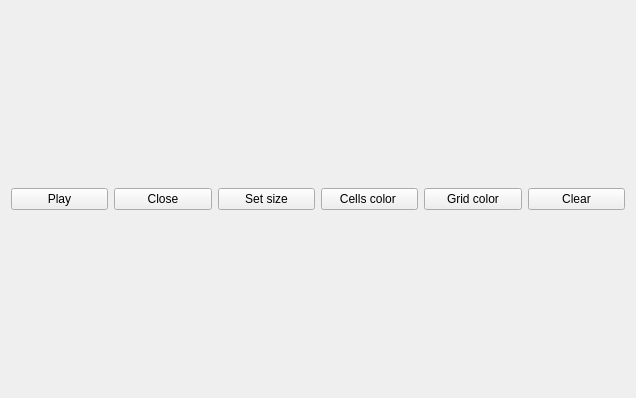
denkolochkin/19212_Kolochkin, file Game of Life/forms/window.ui: the form before one commit.
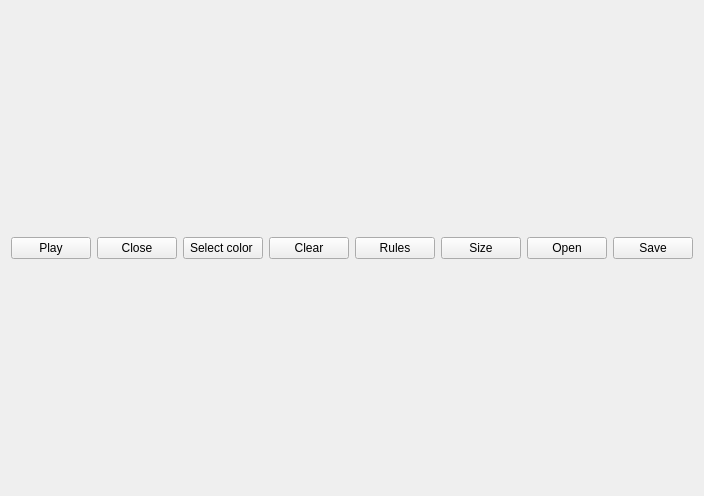
The form after the commit.

Diff of the .ui file:
```diff
--- a/Game of Life/forms/window.ui
+++ b/Game of Life/forms/window.ui
@@ -6,8 +6,8 @@
    <rect>
     <x>0</x>
     <y>0</y>
-    <width>636</width>
-    <height>398</height>
+    <width>603</width>
+    <height>496</height>
    </rect>
   </property>
   <property name="windowTitle">
@@ -21,11 +21,22 @@
 </string>
   </property>
   <widget class="QWidget" name="centralWidget">
-   <layout class="QVBoxLayout" name="verticalLayout_2">
-    <item>
      <layout class="QVBoxLayout" name="verticalLayout">
       <item>
-       <layout class="QHBoxLayout" name="horizontalLayout">
+     <layout class="QGridLayout" name="gridLayout_2">
+      <item row="1" column="0">
+       <layout class="QVBoxLayout" name="lytGame"/>
+      </item>
+      <item row="0" column="0">
+       <layout class="QVBoxLayout" name="setLayout">
+        <item>
+         <layout class="QHBoxLayout" name="lytMenu">
+          <property name="sizeConstraint">
+           <enum>QLayout::SetDefaultConstraint</enum>
+          </property>
+          <property name="leftMargin">
+           <number>0</number>
+          </property>
         <item>
          <widget class="QPushButton" name="btnStart">
           <property name="text">
@@ -40,24 +51,10 @@
           </property>
          </widget>
         </item>
-        <item>
-         <widget class="QPushButton" name="btnSize">
-          <property name="text">
-           <string>Set size</string>
-          </property>
-         </widget>
-        </item>
         <item>
          <widget class="QPushButton" name="btnColor">
           <property name="text">
-           <string>Сells color </string>
-          </property>
-         </widget>
-        </item>
-        <item>
-         <widget class="QPushButton" name="btnCellsColor">
-          <property name="text">
-           <string>Grid color</string>
+             <string>Select color </string>
           </property>
          </widget>
         </item>
@@ -68,10 +65,37 @@
           </property>
          </widget>
         </item>
-       </layout>
+          <item>
+           <widget class="QPushButton" name="btnRules">
+            <property name="text">
+             <string>Rules</string>
+            </property>
+           </widget>
       </item>
       <item>
-       <layout class="QVBoxLayout" name="lytGame"/>
+           <widget class="QPushButton" name="btnSize">
+            <property name="text">
+             <string>Size</string>
+            </property>
+           </widget>
+          </item>
+          <item>
+           <widget class="QPushButton" name="btnOpen">
+            <property name="text">
+             <string>Open</string>
+            </property>
+           </widget>
+          </item>
+          <item>
+           <widget class="QPushButton" name="btnSave">
+            <property name="text">
+             <string>Save</string>
+            </property>
+           </widget>
+          </item>
+         </layout>
+        </item>
+       </layout>
       </item>
      </layout>
     </item>
```
Left out of the diff: 6 changed lines with no effect on the pictures. Lines whose indentation alone changed are shown as unchanged.
